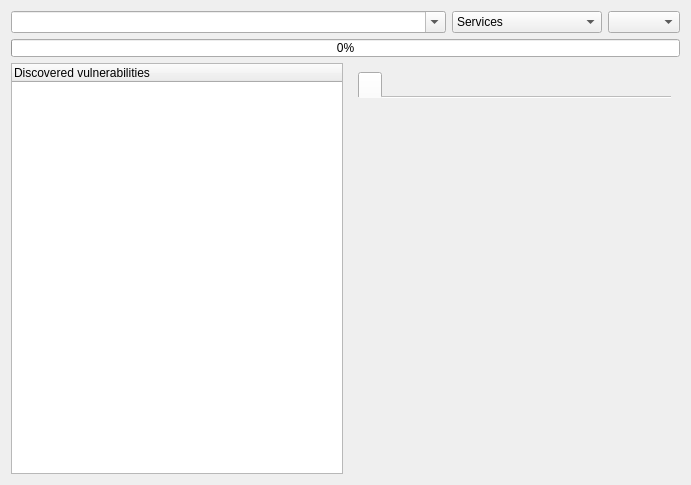
Qt form src/app/ui/vulnerabilitywidget.ui (nmapsi4/nmapsi4) before a commit.
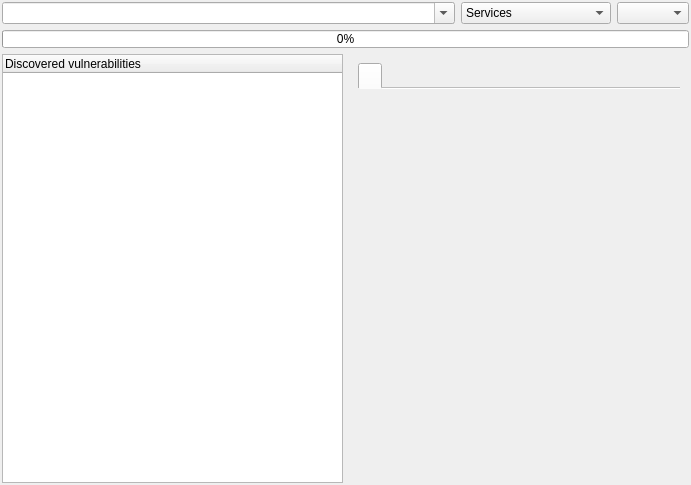
The same form after that commit.

The edit to the form file:
```diff
--- a/src/app/ui/vulnerabilitywidget.ui
+++ b/src/app/ui/vulnerabilitywidget.ui
@@ -14,6 +14,9 @@
    <string>Form</string>
   </property>
   <layout class="QVBoxLayout" name="verticalLayout">
+   <property name="margin">
+    <number>2</number>
+   </property>
    <item>
     <layout class="QHBoxLayout" name="horizontalLayout_2">
      <item>
```
